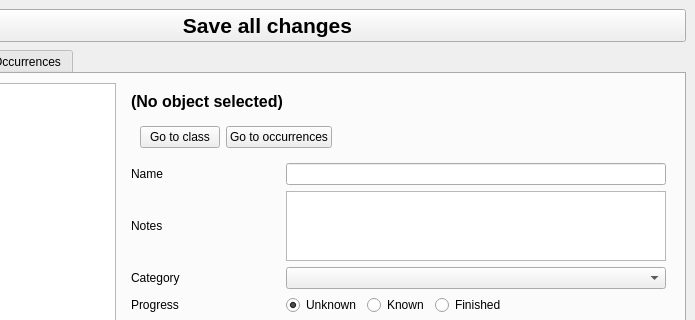
SunakazeKun/galaxydatabase, file assets/editor.ui: the form before one commit; both pictures show x 160 to 855 and y 0 to 320 of the 855 by 658 pixel window.
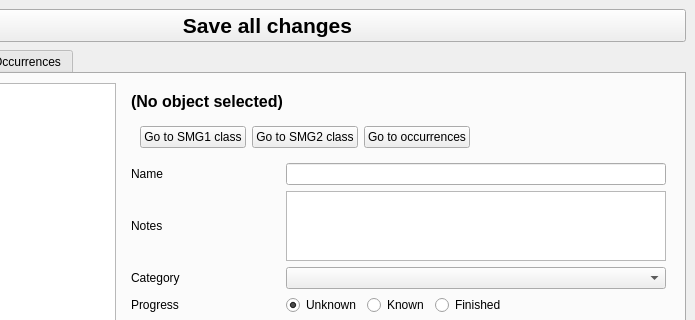
The form after the commit.

```diff
--- a/assets/editor.ui
+++ b/assets/editor.ui
@@ -127,11 +127,11 @@
                  <locale language="English" country="UnitedStates"/>
                 </property>
                 <property name="text">
-                 <string>Go to class</string>
+                 <string>Go to SMG1 class</string>
                 </property>
                </widget>
               </item>
-              <item row="0" column="1">
+              <item row="0" column="2">
                <widget class="QPushButton" name="buttonGoToOccurrence">
                 <property name="locale">
                  <locale language="English" country="UnitedStates"/>
@@ -141,7 +141,7 @@
                 </property>
                </widget>
               </item>
-              <item row="0" column="2">
+              <item row="0" column="3">
                <spacer name="horizontalSpacer_3">
                 <property name="locale">
                  <locale language="English" country="UnitedStates"/>
@@ -157,6 +157,13 @@
                 </property>
                </spacer>
               </item>
+              <item row="0" column="1">
+               <widget class="QPushButton" name="buttonGoToClassSMG2">
+                <property name="text">
+                 <string>Go to SMG2 class</string>
+                </property>
+               </widget>
+              </item>
              </layout>
             </widget>
            </item>
```
Left out of the diff: 2 changed lines with no effect on the pictures.
